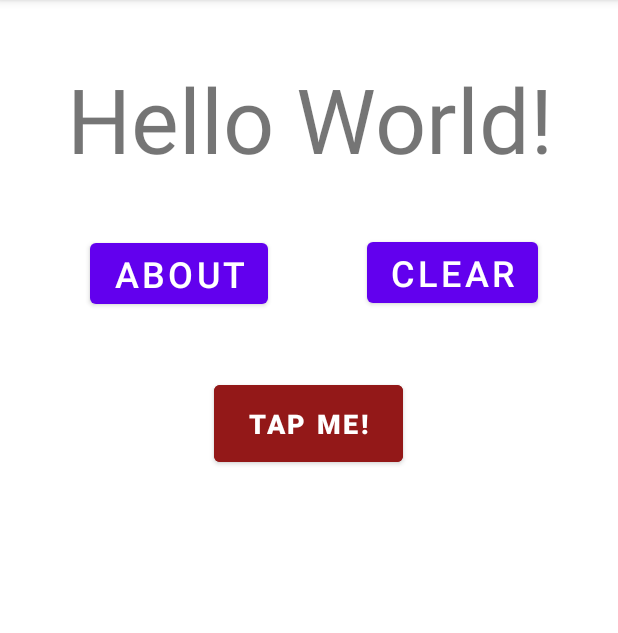
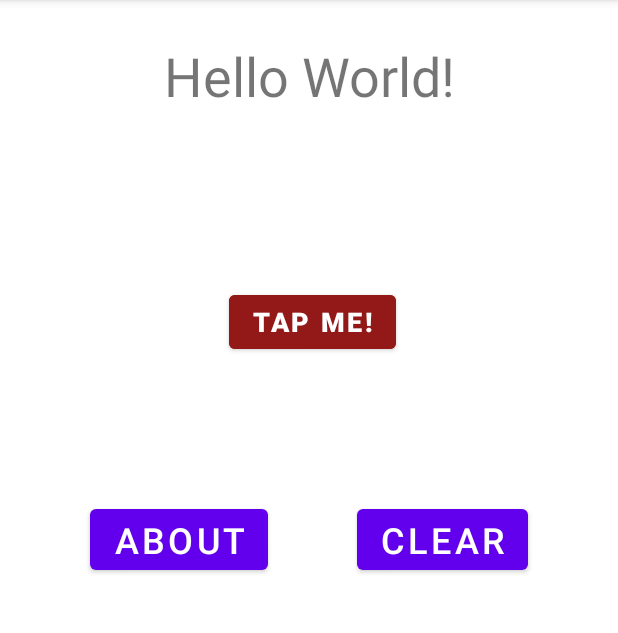
Before and after one commit to Clee2691/NUMAD21S-CZL, an Android app: the screen it shows after launch (MainActivity), on a phone screen of 412 x 824 dp, the part 84-717 px from its top. Run offline under Robolectric (Android 15) with nearby library versions, the phone set to English and light mode, and no system bars.

Commit message:
Added function displaying button press, main layout tweak

```diff
--- a/app/src/main/res/layout/activity_main.xml
+++ b/app/src/main/res/layout/activity_main.xml
@@ -13,13 +13,25 @@
         android:fontFamily="sans-serif-thin"
         android:text="Hello World!"
         android:textAlignment="center"
-        android:textSize="60sp"
+        android:textSize="36sp"
         android:textStyle="bold"
-        app:layout_constraintBottom_toBottomOf="parent"
-        app:layout_constraintLeft_toLeftOf="parent"
-        app:layout_constraintRight_toRightOf="parent"
-        app:layout_constraintTop_toTopOf="parent"
-        app:layout_constraintVertical_bias="0.056" />
+        app:layout_constraintBottom_toTopOf="@+id/guideline4"
+        app:layout_constraintEnd_toEndOf="parent"
+        app:layout_constraintStart_toStartOf="parent"
+        app:layout_constraintTop_toTopOf="parent" />
+
+    <Button
+        android:id="@+id/aboutButton"
+        android:layout_width="wrap_content"
+        android:layout_height="wrap_content"
+        android:onClick="aboutMe"
+        android:text="@string/about_string"
+        android:textSize="24sp"
+        app:layout_constraintBottom_toTopOf="@+id/guideline5"
+        app:layout_constraintEnd_toStartOf="@+id/clearButton"
+        app:layout_constraintHorizontal_bias="0.5"
+        app:layout_constraintStart_toStartOf="parent"
+        app:layout_constraintTop_toTopOf="@+id/guideline4" />
 
     <Button
         android:id="@+id/clearButton"
@@ -28,67 +40,69 @@
         android:onClick="aboutMe"
         android:text="@string/clear_string"
         android:textSize="24sp"
-        app:layout_constraintBottom_toBottomOf="parent"
+        app:layout_constraintBottom_toTopOf="@+id/guideline5"
         app:layout_constraintEnd_toEndOf="parent"
-        app:layout_constraintHorizontal_bias="0.553"
+        app:layout_constraintHorizontal_bias="0.5"
         app:layout_constraintStart_toEndOf="@+id/aboutButton"
-        app:layout_constraintTop_toBottomOf="@+id/textView"
-        app:layout_constraintVertical_bias="0.06" />
-
-    <Button
-        android:id="@+id/aboutButton"
-        android:layout_width="wrap_content"
-        android:layout_height="wrap_content"
-        android:layout_marginStart="60dp"
-        android:onClick="aboutMe"
-        android:text="@string/about_string"
-        android:textSize="24sp"
-        app:layout_constraintBottom_toBottomOf="parent"
-        app:layout_constraintStart_toStartOf="parent"
-        app:layout_constraintTop_toBottomOf="@+id/textView"
-        app:layout_constraintVertical_bias="0.062" />
+        app:layout_constraintTop_toTopOf="@+id/guideline4" />
 
     <TextView
         android:id="@+id/nameTextView"
         android:layout_width="wrap_content"
         android:layout_height="wrap_content"
         android:fontFamily="sans-serif-condensed"
+        android:freezesText="true"
         android:textAlignment="center"
-        android:textSize="72sp"
-        app:layout_constraintBottom_toBottomOf="parent"
+        android:textSize="24sp"
+        app:layout_constrainedHeight="true"
+        app:layout_constrainedWidth="true"
+        app:layout_constraintBottom_toTopOf="@+id/emailTextView"
         app:layout_constraintEnd_toEndOf="parent"
-        app:layout_constraintHorizontal_bias="0.498"
         app:layout_constraintStart_toStartOf="parent"
-        app:layout_constraintTop_toBottomOf="@+id/textView"
-        app:layout_constraintVertical_bias="0.762" />
+        app:layout_constraintTop_toTopOf="@+id/guideline5" />
 
     <TextView
         android:id="@+id/emailTextView"
         android:layout_width="wrap_content"
         android:layout_height="wrap_content"
+        android:freezesText="true"
         android:textSize="24sp"
+        app:layout_constrainedHeight="false"
+        app:layout_constrainedWidth="true"
         app:layout_constraintBottom_toBottomOf="parent"
         app:layout_constraintEnd_toEndOf="parent"
-        app:layout_constraintHorizontal_bias="0.498"
         app:layout_constraintStart_toStartOf="parent"
-        app:layout_constraintTop_toBottomOf="@+id/nameTextView"
-        app:layout_constraintVertical_bias="0.445" />
+        app:layout_constraintTop_toTopOf="@+id/guideline5" />
 
     <Button
         android:id="@+id/activity_click_btn"
-        android:layout_width="126dp"
-        android:layout_height="63dp"
+        android:layout_width="wrap_content"
+        android:layout_height="wrap_content"
         android:backgroundTint="#931818"
         android:fontFamily="sans-serif-black"
         android:onClick="activityButtons"
         android:text="@string/tap_me_string"
         android:textSize="18sp"
         android:typeface="monospace"
-        app:layout_constraintBottom_toTopOf="@+id/nameTextView"
-        app:layout_constraintEnd_toEndOf="parent"
-        app:layout_constraintHorizontal_bias="0.498"
-        app:layout_constraintStart_toStartOf="parent"
+        app:layout_constraintBottom_toTopOf="@+id/guideline5"
+        app:layout_constraintEnd_toStartOf="@+id/clearButton"
+        app:layout_constraintHorizontal_bias="0.5"
+        app:layout_constraintStart_toEndOf="@+id/aboutButton"
         app:layout_constraintTop_toBottomOf="@+id/textView"
-        app:layout_constraintVertical_bias="0.367" />
+        app:layout_constraintVertical_bias="0.234" />
+
+    <androidx.constraintlayout.widget.Guideline
+        android:id="@+id/guideline4"
+        android:layout_width="wrap_content"
+        android:layout_height="wrap_content"
+        android:orientation="horizontal"
+        app:layout_constraintGuide_begin="100dp" />
+
+    <androidx.constraintlayout.widget.Guideline
+        android:id="@+id/guideline5"
+        android:layout_width="wrap_content"
+        android:layout_height="wrap_content"
+        android:orientation="horizontal"
+        app:layout_constraintGuide_end="149dp" />
 
 </androidx.constraintlayout.widget.ConstraintLayout>
```
Also changed, not shown: app/src/main/java/com/example/numad21s_czl/activity_click_letters.java (+26 -1 lines), app/src/main/res/layout/activity_click_letters.xml (+7 -0 lines).
